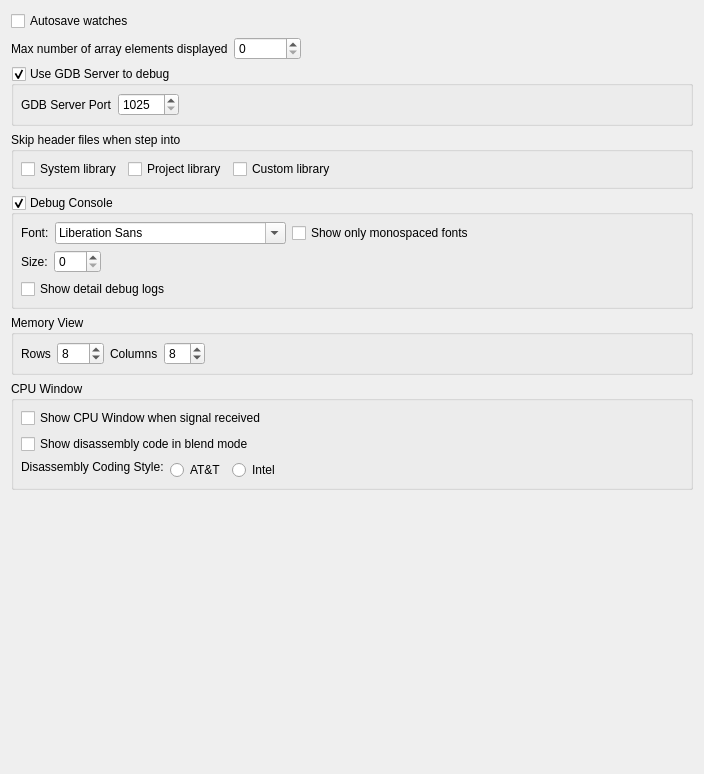
Before: the Qt Designer form RedPandaIDE/settingsdialog/debuggeneralwidget.ui in royqh1979/RedPanda-CPP, drawn with Qt 5.
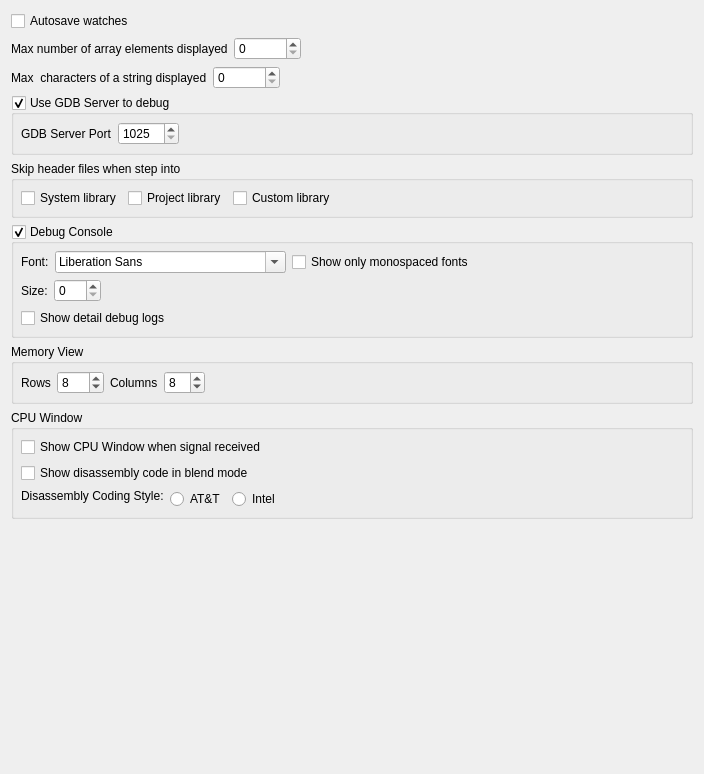
After: the same form once the commit is applied.

Commit message: try to invoke set print characters when gdb starts

The edit to the form file:
```diff
--- a/RedPandaIDE/settingsdialog/debuggeneralwidget.ui
+++ b/RedPandaIDE/settingsdialog/debuggeneralwidget.ui
@@ -66,6 +66,51 @@
      </layout>
     </widget>
    </item>
+   <item>
+    <widget class="QWidget" name="panelCharacters" native="true">
+     <layout class="QHBoxLayout" name="horizontalLayout_8">
+      <property name="leftMargin">
+       <number>0</number>
+      </property>
+      <property name="topMargin">
+       <number>0</number>
+      </property>
+      <property name="rightMargin">
+       <number>0</number>
+      </property>
+      <property name="bottomMargin">
+       <number>0</number>
+      </property>
+      <item>
+       <widget class="QLabel" name="label_8">
+        <property name="text">
+         <string>Max  characters of a string displayed</string>
+        </property>
+       </widget>
+      </item>
+      <item>
+       <widget class="QSpinBox" name="spinCharacters">
+        <property name="maximum">
+         <number>99999999</number>
+        </property>
+       </widget>
+      </item>
+      <item>
+       <spacer name="horizontalSpacer_8">
+        <property name="orientation">
+         <enum>Qt::Horizontal</enum>
+        </property>
+        <property name="sizeHint" stdset="0">
+         <size>
+          <width>40</width>
+          <height>20</height>
+         </size>
+        </property>
+       </spacer>
+      </item>
+     </layout>
+    </widget>
+   </item>
    <item>
     <widget class="QGroupBox" name="grpUseGDBServer">
      <property name="title">
```
The commit also changes 8 other files.
